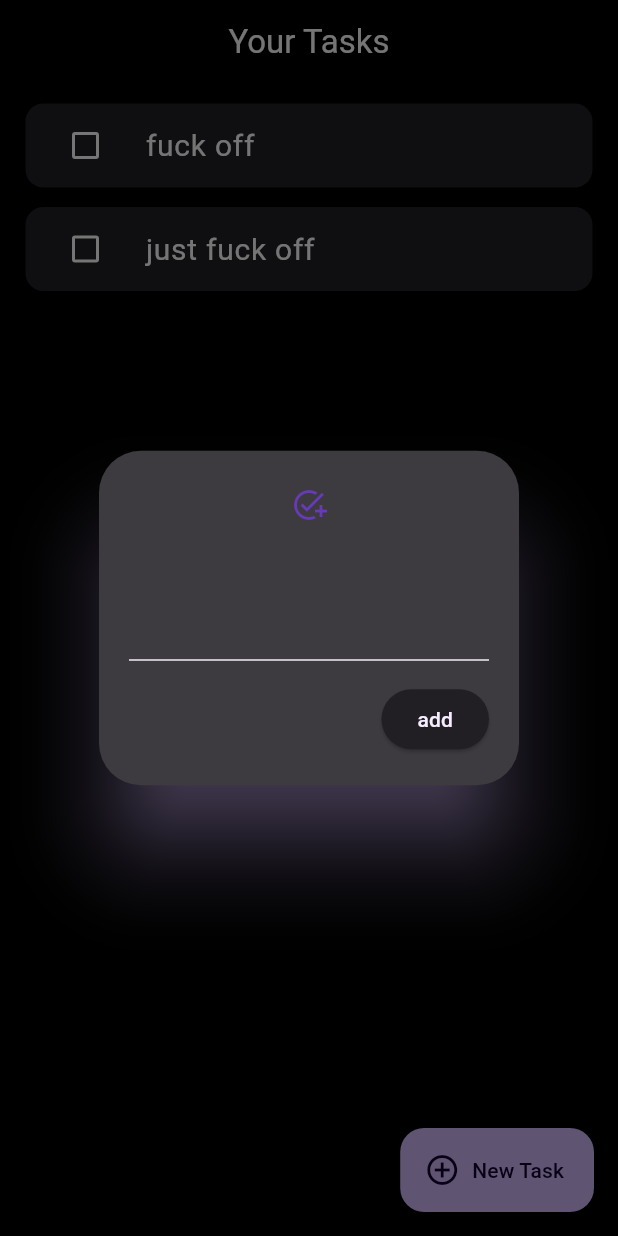
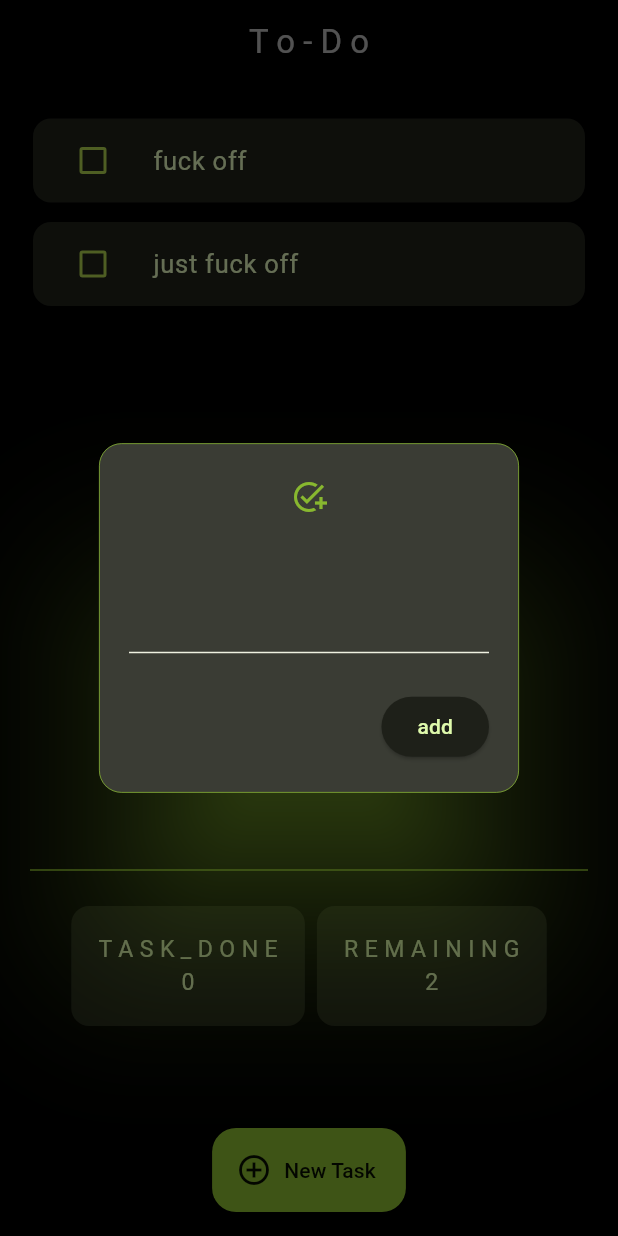
Before and after one commit to Shnku/gui_apps, a Flutter app: the Mainpage screen opened directly, after a tap on "New Task", on a phone screen of 412 x 824 dp. Run offline on Flutter 3.47's test engine with Material 3 defaults, Android fonts, the phone set to English and light mode, and no system bars; drawn by our look-alikes of flutter_slidable; our stand-ins replace flutter_spinkit, google_fonts, hive_flutter; missing offline and left inert: country_flags, myapp; accounts and stored records are empty.

Commit message:
todo app ui update .. add task dashboard +theme refinement

```diff
--- a/todo_app/lib/customutiltiles.dart
+++ b/todo_app/lib/customutiltiles.dart
@@ -39,12 +39,12 @@ class MyTile extends StatelessWidget {
           leading: Checkbox(
             value: isDone,
             onChanged: onChanged,
-            activeColor: Colors.deepPurple[300],
+            activeColor: Theme.of(context).colorScheme.secondary,
           ),
           title: Text(
             data,
             style: TextStyle(
-              fontSize: 20,
+              fontSize: 17,
               decoration:
                   isDone ? TextDecoration.lineThrough : TextDecoration.none,
             ),
@@ -70,21 +70,22 @@ class MyDialog extends StatelessWidget {
   Widget build(BuildContext context) {
     return AlertDialog(
       icon: const Icon(Icons.add_task_outlined),
-      shadowColor: Colors.deepPurple[200],
+      shadowColor: Theme.of(context).colorScheme.secondary,
       insetPadding: const EdgeInsets.all(15),
       actionsPadding: const EdgeInsets.all(20),
-      actionsOverflowButtonSpacing: 15,
-      elevation: 25,
+      actionsOverflowButtonSpacing: 25,
+      elevation: 50,
+      shape: RoundedRectangleBorder(
+        borderRadius: BorderRadius.circular(15.0),
+        side: BorderSide(
+          color: Theme.of(context).colorScheme.secondary,
+          width: 0.5,
+        ),
+      ),
       actions: [
         TextField(
           controller: textcontroller,
-          // onSubmitted: (value) => onPressed,
-          // validator: (value) {
-          //   if (value == null || value.isEmpty) {
-          //     return 'Please enter some text'; // Validation message
-          //   }
-          //   return null; // Return null if the input is valid
-          // },
+          onSubmitted: (value) => onPressed,
         ),
         ElevatedButton(
           onPressed: onPressed,
@@ -94,3 +95,29 @@ class MyDialog extends StatelessWidget {
     );
   }
 }
+
+//custom dashboard for task counting.....
+class TaskDashboard extends StatelessWidget {
+  String title;
+  final int taskDone;
+
+  TaskDashboard({
+    super.key,
+    required this.taskDone,
+    required this.title,
+  });
+
+  @override
+  Widget build(BuildContext context) {
+    return Card(
+      child: Padding(
+        padding: const EdgeInsets.all(18.0),
+        child: Text(
+          '$title\n$taskDone',
+          textAlign: TextAlign.center,
+          textScaler: const TextScaler.linear(1.1),
+        ),
+      ),
+    );
+  }
+}
--- a/todo_app/lib/main.dart
+++ b/todo_app/lib/main.dart
@@ -28,14 +28,17 @@ class MyApp extends StatelessWidget {
       theme: ThemeData.from(
         useMaterial3: true,
         colorScheme: ColorScheme.fromSeed(
-          seedColor: Colors.deepPurple,
+          seedColor: const Color.fromARGB(255, 182, 252, 20),
           surface: Colors.black,
           brightness: Brightness.dark,
           contrastLevel: BorderSide.strokeAlignOutside,
-          secondary: Colors.deepPurple.shade500,
+          secondary: const Color.fromARGB(255, 136, 184, 47),
+          // Add text colors
+          onSurface: const Color.fromARGB(255, 220, 240, 184),
+          onSurfaceVariant: const Color.fromARGB(255, 170, 204, 77),
         ),
       ),
-      home: const Mainpage(title: 'Your Tasks'),
+      home: const Mainpage(title: 'T o - D o'),
       debugShowCheckedModeBanner: false,
     );
   }
--- a/todo_app/lib/mainpage.dart
+++ b/todo_app/lib/mainpage.dart
@@ -13,13 +13,15 @@ class Mainpage extends StatefulWidget {
 class _MainpageState extends State<Mainpage> {
   final _myBox = Hive.box('mydb');
   TasksDB db = TasksDB();
+  var taskDone = 0;
 
   @override
   void initState() {
-    if (_myBox.get('key') == null) {
-      db.initDb();
-    } else {
-      db.loadDb();
+    _myBox.get('key') == null ? db.initDb() : db.loadDb();
+    for (var element in db.tasksTodo) {
+      if (element[1] == true) {
+        taskDone++;
+      }
     }
     super.initState();
   }
@@ -37,9 +39,16 @@ class _MainpageState extends State<Mainpage> {
         title: Text(widget.title),
         centerTitle: true,
         backgroundColor: Colors.transparent,
+        foregroundColor: Colors.white70,
         forceMaterialTransparency: true,
       ),
-      body: ListView.builder(
+      body: Column(
+        // mainAxisAlignment: MainAxisAlignment.spaceAround,
+        children: [
+          Container(
+            height: MediaQuery.sizeOf(context).height - 320,
+            padding: const EdgeInsets.fromLTRB(5, 10, 5, 10),
+            child: ListView.builder(
               itemCount: db.tasksTodo.length,
               itemBuilder: (context, index) {
                 return MyTile(
@@ -50,7 +59,31 @@ class _MainpageState extends State<Mainpage> {
                 );
               },
             ),
+          ),
+          Divider(
+            indent: 20,
+            endIndent: 20,
+            height: 40,
+            color: Theme.of(context).colorScheme.secondary,
+          ),
+          Row(
+            mainAxisAlignment: MainAxisAlignment.center,
+            children: [
+              TaskDashboard(
+                title: 'T A S K _ D O N E',
+                taskDone: taskDone,
+              ),
+              TaskDashboard(
+                title: 'R E M A I N I N G',
+                taskDone: db.tasksTodo.length - taskDone,
+              )
+            ],
+          ),
+        ],
+      ),
+      floatingActionButtonLocation: FloatingActionButtonLocation.centerFloat,
       floatingActionButton: FloatingActionButton.extended(
+        backgroundColor: Theme.of(context).colorScheme.secondary,
         onPressed: _createTaskNew,
         tooltip: 'Add new task',
         icon: const Icon(Icons.add_circle_outline_outlined),
@@ -62,7 +95,9 @@ class _MainpageState extends State<Mainpage> {
 
   void _onchange(indx) {
     db.tasksTodo[indx][1] = !db.tasksTodo[indx][1];
-    setState(() {});
+    setState(() {
+      db.tasksTodo[indx][1] ? taskDone++ : taskDone--;
+    });
     db.updateDb();
   }
 
@@ -80,6 +115,7 @@ class _MainpageState extends State<Mainpage> {
   }
 
   void _deleteTile(int indx) {
+    db.tasksTodo[indx][1] ? taskDone-- : null;
     db.tasksTodo.removeAt(indx);
     setState(() {});
     db.updateDb();
--- a/todo_app/pubspec.yaml
+++ b/todo_app/pubspec.yaml
@@ -16,7 +16,7 @@ publish_to: 'none' # Remove this line if you wish to publish to pub.dev
 # https://developer.apple.com/library/archive/documentation/General/Reference/InfoPlistKeyReference/Articles/CoreFoundationKeys.html
 # In Windows, build-name is used as the major, minor, and patch parts
 # of the product and file versions while build-number is used as the build suffix.
-version: 2.0.0+1
+version: 3.1.0+1
 
 environment:
   sdk: ^3.5.1
```
Lines whose indentation alone changed are shown as unchanged.
